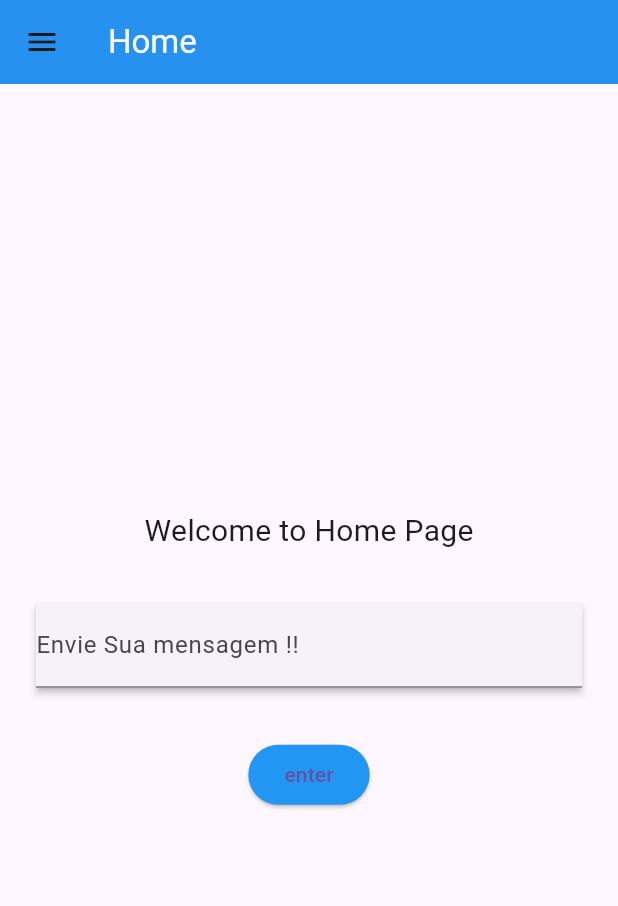
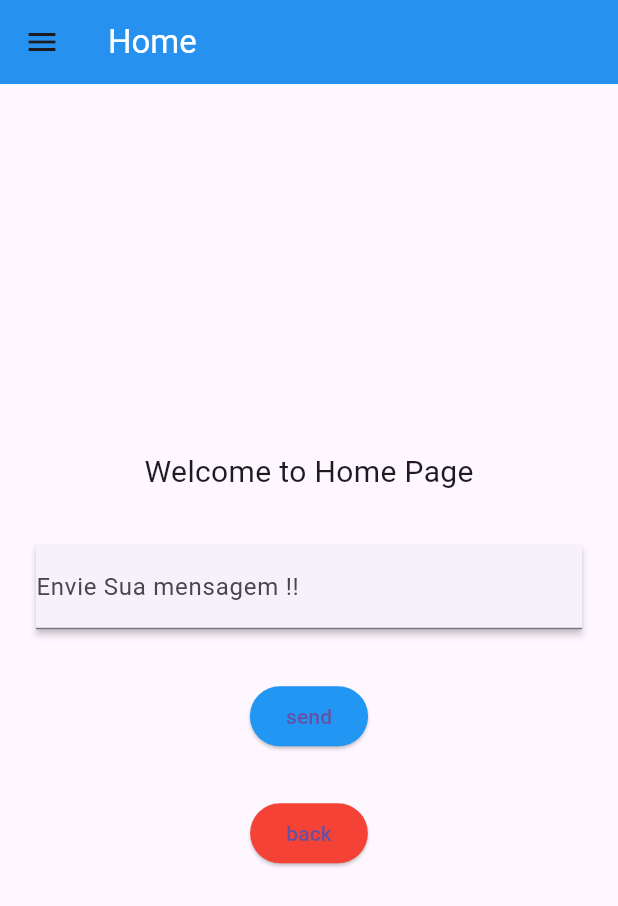
Before and after one commit to ign7/flutter-login-page, a Flutter app: the screen it shows after launch, after a tap on "enter", on a phone screen of 412 x 824 dp. Shown: the top 906 px of the screen. Run offline on Flutter 3.47's test engine with Material 3 defaults, Android fonts, the phone set to English and light mode, and no system bars; missing offline and left inert: dart:html.

```diff
--- a/lib/HomePage.dart
+++ b/lib/HomePage.dart
@@ -5,6 +5,7 @@ import 'package:flutter/material.dart';
 import 'package:flutter/widgets.dart';
 import 'register.dart';
 import 'MyPage.dart';
+import 'Rotas.dart';
 
 class HomePage extends StatefulWidget {
   @override
@@ -67,7 +68,18 @@ class _HomePageState extends State<HomePage> {
                   backgroundColor:
                       MaterialStateProperty.all<Color>(Colors.blue),
                 ),
-                child: Text('enter'),
+                child: Text('send'),
+              ),
+              SizedBox(height: 30.0),
+              ElevatedButton(
+                onPressed: () {
+                   Navigator.pushNamed(context, Rotas.login);
+                },
+                style: ButtonStyle(
+                  backgroundColor:
+                      MaterialStateProperty.all<Color>(Colors.red),
+                ),
+                child: Text('back'),
               ),
             ],
           ),
--- a/lib/Login.dart
+++ b/lib/Login.dart
@@ -5,6 +5,7 @@ import 'package:flutter/material.dart';
 import 'package:flutter/widgets.dart';
 import 'register.dart';
 import 'homepage.dart';
+import 'Rotas.dart';
 
 class Login extends StatelessWidget {
   @override
@@ -58,10 +59,7 @@ class Login extends StatelessWidget {
               SizedBox(height: 30.0),
               ElevatedButton(
                 onPressed: () {
-                  Navigator.push(
-                    context,
-                    MaterialPageRoute(builder: (context) => HomePage()),
-                  );
+                  Navigator.pushNamed(context, Rotas.home);
                 },
                 style: ButtonStyle(
                   backgroundColor:
@@ -79,10 +77,7 @@ class Login extends StatelessWidget {
               SizedBox(height: 30.0),
               GestureDetector(
                 onTap: () {
-                  Navigator.push(
-                    context,
-                    MaterialPageRoute(builder: (context) => Register()),
-                  );
+                 Navigator.pushNamed(context, Rotas.register);
                 },
                 child: Text(
                   'Register...',
--- a/lib/MyApp.dart
+++ b/lib/MyApp.dart
@@ -1,12 +1,18 @@
 import 'package:flutter/material.dart';
 import 'Login.dart';
+import 'Rotas.dart';
+
+void main() {
+  runApp(MyApp());
+}
 
 class MyApp extends StatelessWidget {
-   const MyApp({super.key});
+  const MyApp({super.key});
   @override
   Widget build(BuildContext context) {
     return MaterialApp(
-      home: Login(), // Exibe a tela de login
+      initialRoute: Rotas.login,
+      routes: Rotas.routes,
     );
   }
 }
--- a/lib/MyPage.dart
+++ b/lib/MyPage.dart
@@ -4,6 +4,7 @@ import 'dart:ui';
 import 'package:flutter/material.dart';
 import 'package:flutter/widgets.dart';
 import 'package:flutter_application_1/HomePage.dart';
+import 'Rotas.dart';
 
 class MyPage extends StatelessWidget {
   final String mensagem;
@@ -42,10 +43,7 @@ class MyPage extends StatelessWidget {
               SizedBox(height: 30.0),
               ElevatedButton(
                 onPressed: () {
-                  Navigator.push(
-                    context,
-                    MaterialPageRoute(builder: (context) => HomePage()),
-                  );
+                  Navigator.pushNamed(context, Rotas.home);
                 },
                 style: ButtonStyle(
                   backgroundColor:
--- a/lib/Register.dart
+++ b/lib/Register.dart
@@ -2,6 +2,7 @@ import 'package:flutter/material.dart';
 import 'package:flutter/widgets.dart';
 import 'package:flutter_application_1/Login.dart';
 import 'Login.dart';
+import 'Rotas.dart';
 
 class Register extends StatefulWidget {
   @override
@@ -184,10 +185,7 @@ class _RegisterPageState extends State<Register> {
             SizedBox(height: 16.0),
             ElevatedButton(
               onPressed: () {
-                Navigator.push(
-                  context,
-                  MaterialPageRoute(builder: (context) => Login()),
-                );
+                Navigator.pushNamed(context, Rotas.login);
               },
               child: Text('Register'),
             ),
--- a/lib/Rotas.dart
+++ b/lib/Rotas.dart
@@ -4,16 +4,19 @@ import 'package:flutter_application_1/Login.dart';
 import 'Login.dart';
 import 'register.dart';
 import 'MyPage.dart';
+
 import 'HomePage.dart';
 
 class Rotas {
-  static const String home = '/';
-  static const String second = '/second';
-  static const String third = '/third';
+  static const String home = '/home';
+   static const String login = '/login';
+  static const String register = '/register';
+  static const String mypage = '/mypage';
 
   static Map<String, WidgetBuilder> routes = {
     home: (context) => HomePage(),
-    second: (context) => Register(),
-    third: (context) => MyPage(mensagem:'meu ovo'),
+    register: (context) => Register(),
+    login:(context) => Login(),
+    mypage: (context) => MyPage(mensagem:""),
   };
 }
```
